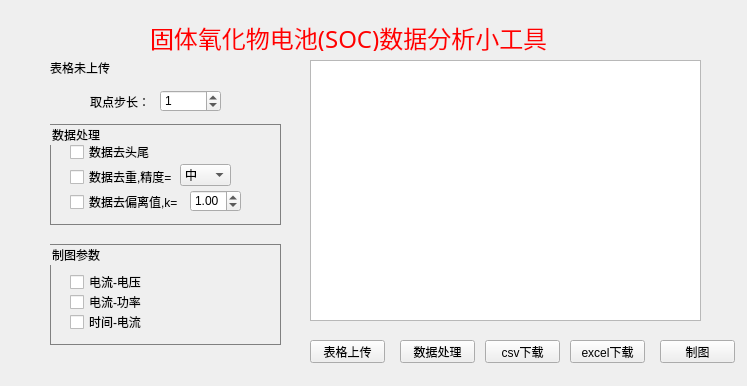
Old version of the form DataAnalyse.ui in the repository elepikachu/control-system.
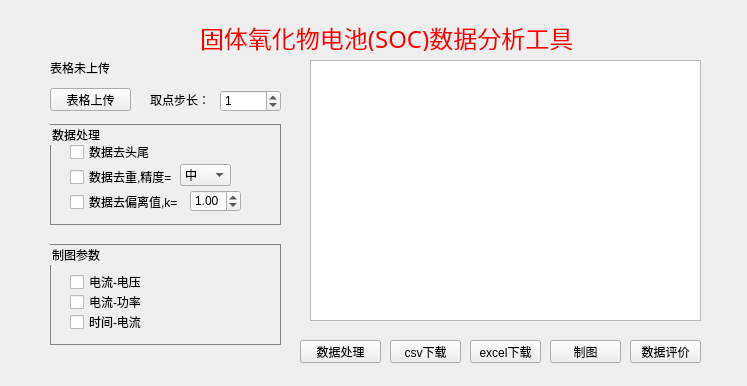
New version of the form. Icons and pictures are not drawn.

The edit to the form file:
```diff
--- a/DataAnalyse.ui
+++ b/DataAnalyse.ui
@@ -19,7 +19,7 @@
   <widget class="QLabel" name="l_title">
    <property name="geometry">
     <rect>
-     <x>150</x>
+     <x>200</x>
      <y>20</y>
      <width>401</width>
      <height>31</height>
@@ -32,15 +32,15 @@
     </font>
    </property>
    <property name="text">
-    <string>&lt;html&gt;&lt;head/&gt;&lt;body&gt;&lt;p&gt;&lt;span style=&quot; color:#ff0000;&quot;&gt;固体氧化物电池(SOC)数据分析小工具&lt;/span&gt;&lt;/p&gt;&lt;/body&gt;&lt;/html&gt;</string>
+    <string>&lt;html&gt;&lt;head/&gt;&lt;body&gt;&lt;p&gt;&lt;span style=&quot; color:#ff0000;&quot;&gt;固体氧化物电池(SOC)数据分析工具&lt;/span&gt;&lt;/p&gt;&lt;/body&gt;&lt;/html&gt;</string>
    </property>
   </widget>
   <widget class="QPushButton" name="pb_da">
    <property name="geometry">
     <rect>
-     <x>400</x>
+     <x>300</x>
      <y>340</y>
-     <width>75</width>
+     <width>81</width>
      <height>23</height>
     </rect>
    </property>
@@ -51,9 +51,9 @@
   <widget class="QPushButton" name="pb_plot">
    <property name="geometry">
     <rect>
-     <x>660</x>
+     <x>550</x>
      <y>340</y>
-     <width>75</width>
+     <width>71</width>
      <height>23</height>
     </rect>
    </property>
@@ -221,8 +221,8 @@
   <widget class="QLabel" name="l_step">
    <property name="geometry">
     <rect>
-     <x>90</x>
-     <y>94</y>
+     <x>150</x>
+     <y>92</y>
      <width>71</width>
      <height>16</height>
     </rect>
@@ -234,7 +234,7 @@
   <widget class="QSpinBox" name="sb_step">
    <property name="geometry">
     <rect>
-     <x>160</x>
+     <x>220</x>
      <y>90</y>
      <width>61</width>
      <height>22</height>
@@ -247,9 +247,9 @@
   <widget class="QPushButton" name="pb_upload">
    <property name="geometry">
     <rect>
-     <x>310</x>
-     <y>340</y>
-     <width>75</width>
+     <x>50</x>
+     <y>88</y>
+     <width>81</width>
      <height>23</height>
     </rect>
    </property>
@@ -260,9 +260,9 @@
   <widget class="QPushButton" name="pb_down">
    <property name="geometry">
     <rect>
-     <x>570</x>
+     <x>470</x>
      <y>340</y>
-     <width>75</width>
+     <width>71</width>
      <height>23</height>
     </rect>
    </property>
@@ -296,9 +296,9 @@
   <widget class="QPushButton" name="pb_downcsv">
    <property name="geometry">
     <rect>
-     <x>485</x>
+     <x>390</x>
      <y>340</y>
-     <width>75</width>
+     <width>71</width>
      <height>23</height>
     </rect>
    </property>
@@ -306,6 +306,19 @@
     <string>csv下载</string>
    </property>
   </widget>
+  <widget class="QPushButton" name="pb_value">
+   <property name="geometry">
+    <rect>
+     <x>630</x>
+     <y>340</y>
+     <width>71</width>
+     <height>23</height>
+    </rect>
+   </property>
+   <property name="text">
+    <string>数据评价</string>
+   </property>
+  </widget>
  </widget>
  <resources>
   <include location="res.qrc"/>
```
Left out of the diff: 2 changed lines with no effect on the pictures.
